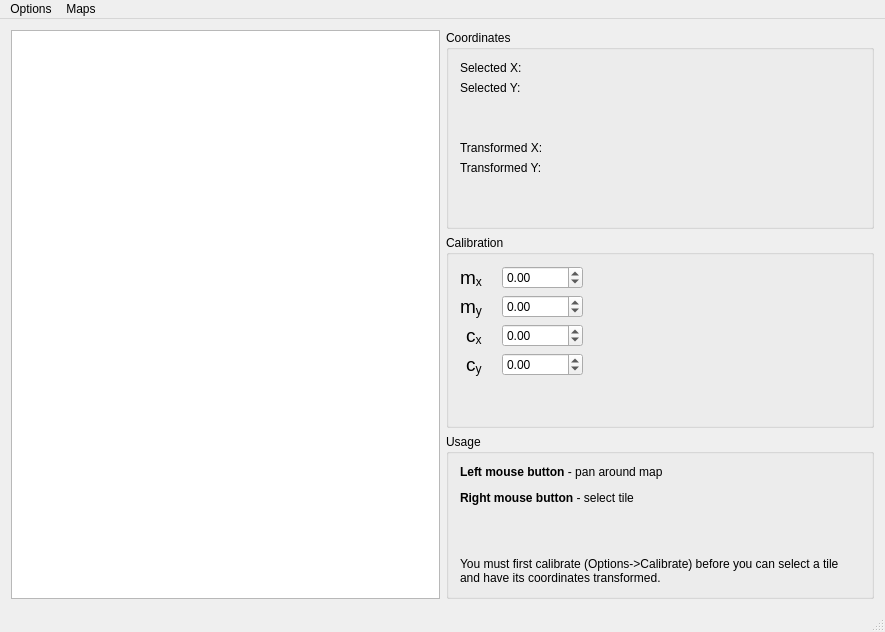
Before: the Qt Designer form mainwindow.ui in myshak/ss13telesmap, drawn with Qt 5.
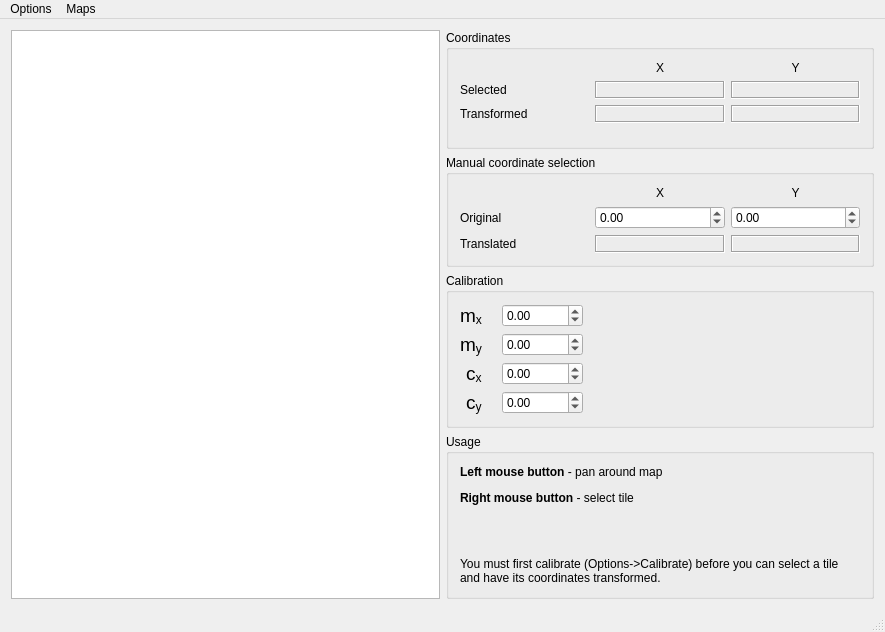
After: the same form once the commit is applied.

Commit message: Manual coord selection

```diff
--- a/mainwindow.ui
+++ b/mainwindow.ui
@@ -15,113 +15,7 @@
   </property>
   <widget class="QWidget" name="centralWidget">
    <layout class="QGridLayout" name="gridLayout">
-    <item row="0" column="1">
-     <widget class="QGroupBox" name="groupBox">
-      <property name="sizePolicy">
-       <sizepolicy hsizetype="Expanding" vsizetype="Expanding">
-        <horstretch>0</horstretch>
-        <verstretch>0</verstretch>
-       </sizepolicy>
-      </property>
-      <property name="minimumSize">
-       <size>
-        <width>200</width>
-        <height>0</height>
-       </size>
-      </property>
-      <property name="title">
-       <string>Coordinates</string>
-      </property>
-      <layout class="QGridLayout" name="gridLayout_3">
-       <item row="1" column="0">
-        <widget class="QLabel" name="label_2">
-         <property name="text">
-          <string>Selected Y:</string>
-         </property>
-        </widget>
-       </item>
-       <item row="1" column="2">
-        <widget class="QLabel" name="label_oy">
-         <property name="text">
-          <string/>
-         </property>
-        </widget>
-       </item>
-       <item row="0" column="0">
-        <widget class="QLabel" name="label">
-         <property name="text">
-          <string>Selected X:</string>
-         </property>
-        </widget>
-       </item>
-       <item row="3" column="0">
-        <widget class="QLabel" name="label_7">
-         <property name="text">
-          <string>Transformed X:</string>
-         </property>
-        </widget>
-       </item>
-       <item row="0" column="2">
-        <widget class="QLabel" name="label_ox">
-         <property name="text">
-          <string/>
-         </property>
-        </widget>
-       </item>
-       <item row="4" column="0">
-        <widget class="QLabel" name="label_8">
-         <property name="text">
-          <string>Transformed Y:</string>
-         </property>
-        </widget>
-       </item>
-       <item row="3" column="2">
-        <widget class="QLabel" name="label_tx">
-         <property name="text">
-          <string/>
-         </property>
-        </widget>
-       </item>
-       <item row="4" column="2">
-        <widget class="QLabel" name="label_ty">
-         <property name="text">
-          <string/>
-         </property>
-        </widget>
-       </item>
-       <item row="5" column="0">
-        <spacer name="verticalSpacer">
-         <property name="orientation">
-          <enum>Qt::Vertical</enum>
-         </property>
-         <property name="sizeHint" stdset="0">
-          <size>
-           <width>20</width>
-           <height>40</height>
-          </size>
-         </property>
-        </spacer>
-       </item>
-       <item row="2" column="0">
-        <spacer name="verticalSpacer_2">
-         <property name="orientation">
-          <enum>Qt::Vertical</enum>
-         </property>
-         <property name="sizeType">
-          <enum>QSizePolicy::Preferred</enum>
-         </property>
-         <property name="sizeHint" stdset="0">
-          <size>
-           <width>20</width>
-           <height>40</height>
-          </size>
-         </property>
-        </spacer>
-       </item>
-      </layout>
-     </widget>
-    </item>
-    <item row="1" column="1">
+    <item row="2" column="1">
      <widget class="QGroupBox" name="groupBox_2">
       <property name="sizePolicy">
        <sizepolicy hsizetype="Expanding" vsizetype="Expanding">
@@ -157,42 +51,6 @@
          </property>
         </widget>
        </item>
-       <item row="2" column="0">
-        <widget class="QLabel" name="label_4">
-         <property name="font">
-          <font>
-           <pointsize>14</pointsize>
-          </font>
-         </property>
-         <property name="text">
-          <string>&lt;html&gt;&lt;head/&gt;&lt;body&gt;&lt;p&gt;m&lt;span style=&quot; vertical-align:sub;&quot;&gt;y&lt;/span&gt;&lt;/p&gt;&lt;/body&gt;&lt;/html&gt;</string>
-         </property>
-        </widget>
-       </item>
-       <item row="3" column="0">
-        <widget class="QLabel" name="label_5">
-         <property name="font">
-          <font>
-           <pointsize>14</pointsize>
-          </font>
-         </property>
-         <property name="text">
-          <string>&lt;html&gt;&lt;head/&gt;&lt;body&gt;&lt;p&gt;c&lt;span style=&quot; vertical-align:sub;&quot;&gt;x&lt;/span&gt;&lt;/p&gt;&lt;/body&gt;&lt;/html&gt;</string>
-         </property>
-        </widget>
-       </item>
-       <item row="4" column="0">
-        <widget class="QLabel" name="label_6">
-         <property name="font">
-          <font>
-           <pointsize>14</pointsize>
-          </font>
-         </property>
-         <property name="text">
-          <string>&lt;html&gt;&lt;head/&gt;&lt;body&gt;&lt;p&gt;c&lt;span style=&quot; vertical-align:sub;&quot;&gt;y&lt;/span&gt;&lt;/p&gt;&lt;/body&gt;&lt;/html&gt;</string>
-         </property>
-        </widget>
-       </item>
        <item row="0" column="1">
         <widget class="QDoubleSpinBox" name="edit_mx">
          <property name="buttonSymbols">
@@ -209,6 +67,18 @@
          </property>
         </widget>
        </item>
+       <item row="2" column="0">
+        <widget class="QLabel" name="label_4">
+         <property name="font">
+          <font>
+           <pointsize>14</pointsize>
+          </font>
+         </property>
+         <property name="text">
+          <string>&lt;html&gt;&lt;head/&gt;&lt;body&gt;&lt;p&gt;m&lt;span style=&quot; vertical-align:sub;&quot;&gt;y&lt;/span&gt;&lt;/p&gt;&lt;/body&gt;&lt;/html&gt;</string>
+         </property>
+        </widget>
+       </item>
        <item row="2" column="1">
         <widget class="QDoubleSpinBox" name="edit_my">
          <property name="minimum">
@@ -222,6 +92,18 @@
          </property>
         </widget>
        </item>
+       <item row="3" column="0">
+        <widget class="QLabel" name="label_5">
+         <property name="font">
+          <font>
+           <pointsize>14</pointsize>
+          </font>
+         </property>
+         <property name="text">
+          <string>&lt;html&gt;&lt;head/&gt;&lt;body&gt;&lt;p&gt;c&lt;span style=&quot; vertical-align:sub;&quot;&gt;x&lt;/span&gt;&lt;/p&gt;&lt;/body&gt;&lt;/html&gt;</string>
+         </property>
+        </widget>
+       </item>
        <item row="3" column="1">
         <widget class="QDoubleSpinBox" name="edit_cx">
          <property name="minimum">
@@ -235,6 +117,18 @@
          </property>
         </widget>
        </item>
+       <item row="4" column="0">
+        <widget class="QLabel" name="label_6">
+         <property name="font">
+          <font>
+           <pointsize>14</pointsize>
+          </font>
+         </property>
+         <property name="text">
+          <string>&lt;html&gt;&lt;head/&gt;&lt;body&gt;&lt;p&gt;c&lt;span style=&quot; vertical-align:sub;&quot;&gt;y&lt;/span&gt;&lt;/p&gt;&lt;/body&gt;&lt;/html&gt;</string>
+         </property>
+        </widget>
+       </item>
        <item row="4" column="1">
         <widget class="QDoubleSpinBox" name="edit_cy">
          <property name="cursor">
@@ -254,7 +148,7 @@
       </layout>
      </widget>
     </item>
-    <item row="2" column="1">
+    <item row="3" column="1">
      <widget class="QGroupBox" name="groupBox_3">
       <property name="title">
        <string>Usage</string>
@@ -273,7 +167,7 @@
       </layout>
      </widget>
     </item>
-    <item row="0" column="0" rowspan="3">
+    <item row="0" column="0" rowspan="4">
      <widget class="QGraphicsView" name="graphicsView">
       <property name="mouseTracking">
        <bool>true</bool>
@@ -286,6 +180,236 @@
       </property>
      </widget>
     </item>
+    <item row="0" column="1">
+     <widget class="QGroupBox" name="groupBox">
+      <property name="sizePolicy">
+       <sizepolicy hsizetype="Expanding" vsizetype="Expanding">
+        <horstretch>0</horstretch>
+        <verstretch>0</verstretch>
+       </sizepolicy>
+      </property>
+      <property name="minimumSize">
+       <size>
+        <width>200</width>
+        <height>0</height>
+       </size>
+      </property>
+      <property name="title">
+       <string>Coordinates</string>
+      </property>
+      <layout class="QGridLayout" name="gridLayout_3">
+       <item row="3" column="0" colspan="3">
+        <spacer name="verticalSpacer_2">
+         <property name="orientation">
+          <enum>Qt::Vertical</enum>
+         </property>
+         <property name="sizeType">
+          <enum>QSizePolicy::Preferred</enum>
+         </property>
+         <property name="sizeHint" stdset="0">
+          <size>
+           <width>20</width>
+           <height>40</height>
+          </size>
+         </property>
+        </spacer>
+       </item>
+       <item row="1" column="2">
+        <widget class="QLabel" name="label_oy">
+         <property name="frameShape">
+          <enum>QFrame::Box</enum>
+         </property>
+         <property name="frameShadow">
+          <enum>QFrame::Sunken</enum>
+         </property>
+         <property name="text">
+          <string/>
+         </property>
+         <property name="alignment">
+          <set>Qt::AlignCenter</set>
+         </property>
+        </widget>
+       </item>
+       <item row="1" column="0">
+        <widget class="QLabel" name="label">
+         <property name="text">
+          <string>Selected</string>
+         </property>
+        </widget>
+       </item>
+       <item row="0" column="2">
+        <widget class="QLabel" name="label_11">
+         <property name="text">
+          <string>Y</string>
+         </property>
+         <property name="alignment">
+          <set>Qt::AlignCenter</set>
+         </property>
+        </widget>
+       </item>
+       <item row="1" column="1">
+        <widget class="QLabel" name="label_ox">
+         <property name="frameShape">
+          <enum>QFrame::Box</enum>
+         </property>
+         <property name="frameShadow">
+          <enum>QFrame::Sunken</enum>
+         </property>
+         <property name="text">
+          <string/>
+         </property>
+         <property name="alignment">
+          <set>Qt::AlignCenter</set>
+         </property>
+        </widget>
+       </item>
+       <item row="2" column="0">
+        <widget class="QLabel" name="label_7">
+         <property name="text">
+          <string>Transformed</string>
+         </property>
+        </widget>
+       </item>
+       <item row="0" column="1">
+        <widget class="QLabel" name="label_10">
+         <property name="text">
+          <string>X</string>
+         </property>
+         <property name="alignment">
+          <set>Qt::AlignCenter</set>
+         </property>
+        </widget>
+       </item>
+       <item row="2" column="2">
+        <widget class="QLabel" name="label_ty">
+         <property name="frameShape">
+          <enum>QFrame::Box</enum>
+         </property>
+         <property name="frameShadow">
+          <enum>QFrame::Sunken</enum>
+         </property>
+         <property name="text">
+          <string/>
+         </property>
+         <property name="alignment">
+          <set>Qt::AlignCenter</set>
+         </property>
+        </widget>
+       </item>
+       <item row="2" column="1">
+        <widget class="QLabel" name="label_tx">
+         <property name="frameShape">
+          <enum>QFrame::Box</enum>
+         </property>
+         <property name="frameShadow">
+          <enum>QFrame::Sunken</enum>
+         </property>
+         <property name="text">
+          <string/>
+         </property>
+         <property name="alignment">
+          <set>Qt::AlignCenter</set>
+         </property>
+        </widget>
+       </item>
+      </layout>
+     </widget>
+    </item>
+    <item row="1" column="1">
+     <widget class="QGroupBox" name="groupBox_4">
+      <property name="title">
+       <string>Manual coordinate selection</string>
+      </property>
+      <layout class="QGridLayout" name="gridLayout_2">
+       <item row="1" column="0">
+        <widget class="QLabel" name="label_2">
+         <property name="text">
+          <string>Original</string>
+         </property>
+        </widget>
+       </item>
+       <item row="2" column="0">
+        <widget class="QLabel" name="label_8">
+         <property name="text">
+          <string>Translated</string>
+         </property>
+        </widget>
+       </item>
+       <item row="0" column="2">
+        <widget class="QLabel" name="label_13">
+         <property name="text">
+          <string>Y</string>
+         </property>
+         <property name="alignment">
+          <set>Qt::AlignCenter</set>
+         </property>
+        </widget>
+       </item>
+       <item row="0" column="1">
+        <widget class="QLabel" name="label_12">
+         <property name="text">
+          <string>X</string>
+         </property>
+         <property name="alignment">
+          <set>Qt::AlignCenter</set>
+         </property>
+        </widget>
+       </item>
+       <item row="2" column="1">
+        <widget class="QLabel" name="label_mtx">
+         <property name="frameShape">
+          <enum>QFrame::Box</enum>
+         </property>
+         <property name="frameShadow">
+          <enum>QFrame::Sunken</enum>
+         </property>
+         <property name="text">
+          <string/>
+         </property>
+         <property name="alignment">
+          <set>Qt::AlignCenter</set>
+         </property>
+        </widget>
+       </item>
+       <item row="2" column="2">
+        <widget class="QLabel" name="label_mty">
+         <property name="frameShape">
+          <enum>QFrame::Box</enum>
+         </property>
+         <property name="frameShadow">
+          <enum>QFrame::Sunken</enum>
+         </property>
+         <property name="text">
+          <string/>
+         </property>
+         <property name="alignment">
+          <set>Qt::AlignCenter</set>
+         </property>
+        </widget>
+       </item>
+       <item row="1" column="1">
+        <widget class="QDoubleSpinBox" name="edit_mox">
+         <property name="minimum">
+          <double>-32000.000000000000000</double>
+         </property>
+         <property name="maximum">
+          <double>32000.000000000000000</double>
+         </property>
+        </widget>
+       </item>
+       <item row="1" column="2">
+        <widget class="QDoubleSpinBox" name="edit_moy">
+         <property name="minimum">
+          <double>-32000.000000000000000</double>
+         </property>
+         <property name="maximum">
+          <double>32000.000000000000000</double>
+         </property>
+        </widget>
+       </item>
+      </layout>
+     </widget>
+    </item>
    </layout>
   </widget>
   <widget class="QMenuBar" name="menuBar">
```
Left out of the diff: 35 changed lines with no effect on the pictures. The commit also changes 2 other files.
